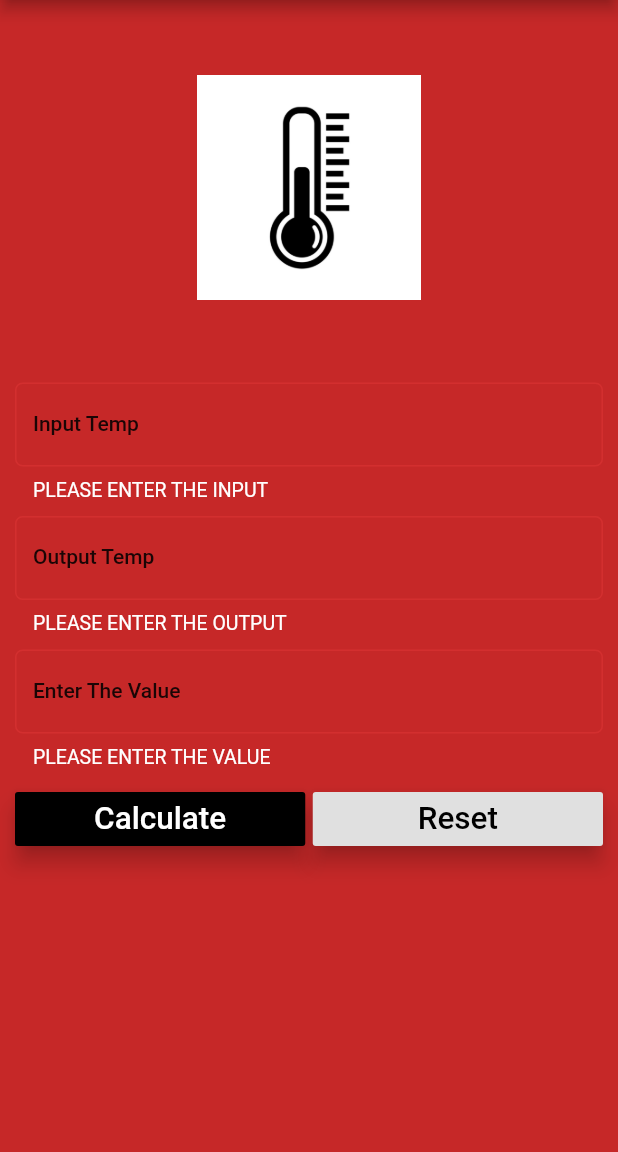
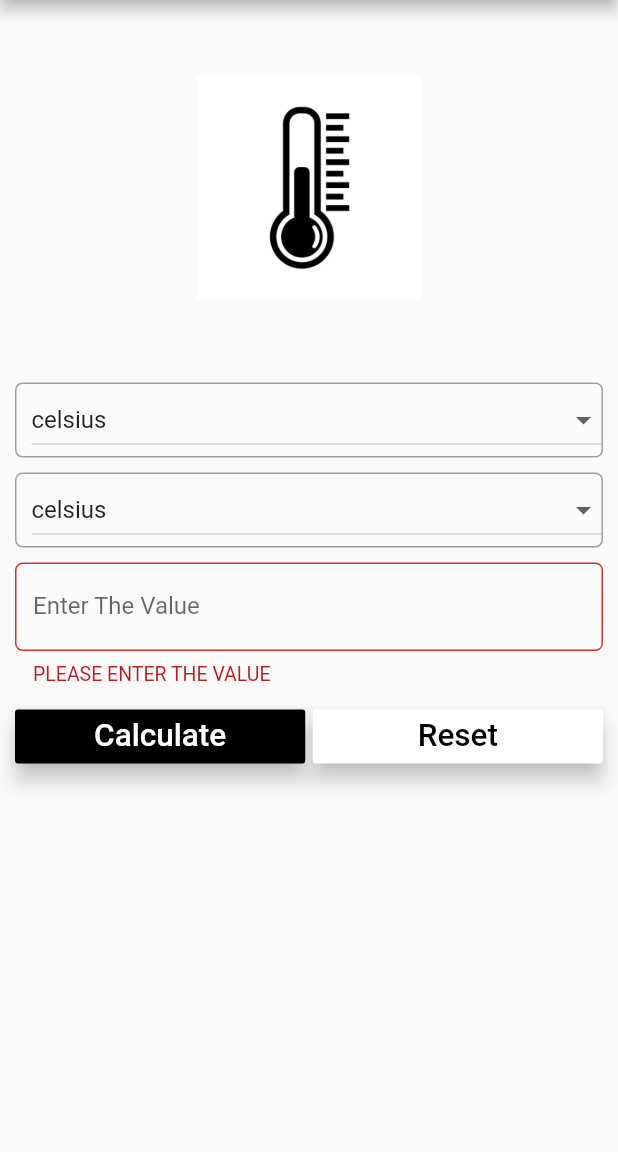
Before and after one commit to SarveshNayak/Temperature-meter, a Flutter app: the screen it shows after launch, after a tap on "Calculate", after a tap on "Reset", on a phone screen of 412 x 824 dp, the part 84-1236 px from its top. Run offline on Flutter 3.47's test engine with Material 2 defaults, Android fonts, the phone set to English and light mode, and no system bars.

Commit message:
new changes

```diff
--- a/lib/main.dart
+++ b/lib/main.dart
@@ -5,11 +5,10 @@ void main() {
     debugShowCheckedModeBanner: false,
     title: "MY TEMPERATURER APP",
     home: Temp(),
-    theme: ThemeData(
-      primaryColor: Colors.black,
-      accentColor: Colors.white,
-      scaffoldBackgroundColor: Colors.red[800],
-    ),
+    //theme: ThemeData(
+    // primaryColor: Colors.red[700],
+    // accentColor: Colors.red[700],
+    // scaffoldBackgroundColor: Colors.black),
   ));
 }
 
@@ -22,79 +21,86 @@ class Temp extends StatefulWidget {
 
 class _Tempe extends State<Temp> {
   final mar = 10.0;
-  TextEditingController inputTempController = TextEditingController();
-  TextEditingController outputTempController = TextEditingController();
+  String result = "";
   TextEditingController valueController = TextEditingController();
   var displayResult = "";
+  var units1 = ['input unit', 'celsius', 'fahrenheit', 'kelvin'];
+  var units2 = ['output unit', 'celsius', 'fahrenheit', 'kelvin'];
+  var currentItem1 = "input unit";
+  var currentItem2 = "output unit";
   var formKey = GlobalKey<FormState>();
   @override
   Widget build(BuildContext context) {
-    TextStyle textStyle = Theme.of(context).textTheme.bodyText1;
+    // TextStyle textStyle = Theme.of(context).textTheme.bodyText1;
     return Scaffold(
       appBar: AppBar(
+        backgroundColor: Colors.black,
         title: Text("TEMPERATURE METER"),
       ),
       body: Form(
         key: formKey,
-        //color: Colors.red[800],
         child: Padding(
             padding: EdgeInsets.all(mar - mar),
             child: ListView(
               children: [
                 getImage(),
                 Padding(
-                  padding: EdgeInsets.only(
-                      top: mar - 5, bottom: mar - 5, left: mar, right: mar),
-                  child: TextFormField(
-                    style: textStyle,
-                    controller: inputTempController,
-                    validator: (String val) {
-                      if (val.isEmpty) {
-                        return "PLEASE ENTER THE INPUT";
-                      }
-                      return null;
-                    },
-                    decoration: InputDecoration(
-                        labelText: "Input Temp",
-                        hintText: "i.e celsius,kelvin or fahrenheit",
-                        labelStyle: textStyle,
-                        errorStyle: TextStyle(
-                          color: Colors.white,
-                          fontSize: 13.00,
-                        ),
-                        border: OutlineInputBorder(
-                            borderRadius: BorderRadius.circular(5.0))),
-                  ),
-                ),
+                    padding: EdgeInsets.only(
+                        top: mar - 5.0,
+                        bottom: mar - 5.0,
+                        left: mar,
+                        right: mar),
+                    child: Container(
+                        padding: EdgeInsets.only(left: 10.0),
+                        decoration: BoxDecoration(
+                            borderRadius: BorderRadius.circular(5.0),
+                            border: Border.all(color: Colors.grey)),
+                        child: DropdownButton<String>(
+                          dropdownColor: Colors.white,
+                          isExpanded: true,
+                          items: units1.map((String dropDownStringItem) {
+                            return DropdownMenuItem(
+                                value: dropDownStringItem,
+                                child: Text(dropDownStringItem));
+                          }).toList(),
+                          onChanged: (String value1) {
+                            setState(() {
+                              this.currentItem1 = value1;
+                            });
+                          },
+                          value: currentItem1,
+                        ))),
+                Padding(
+                    padding: EdgeInsets.only(
+                        top: mar - 5.0,
+                        bottom: mar - 5.0,
+                        left: mar,
+                        right: mar),
+                    child: Container(
+                        padding: EdgeInsets.only(left: 10.0),
+                        decoration: BoxDecoration(
+                            borderRadius: BorderRadius.circular(5.0),
+                            border: Border.all(color: Colors.grey)),
+                        child: DropdownButton<String>(
+                          isExpanded: true,
+                          dropdownColor: Colors.white,
+                          items: units2.map((String dropDownStringItem) {
+                            return DropdownMenuItem(
+                                value: dropDownStringItem,
+                                child: Text(dropDownStringItem));
+                          }).toList(),
+                          onChanged: (String value1) {
+                            setState(() {
+                              this.currentItem2 = value1;
+                            });
+                          },
+                          value: currentItem2,
+                        ))),
                 Padding(
                   padding: EdgeInsets.only(
                       top: mar - 5.0, bottom: mar - 5.0, left: mar, right: mar),
                   child: TextFormField(
-                    style: textStyle,
-                    controller: outputTempController,
-                    validator: (String val) {
-                      if (val.isEmpty) {
-                        return "PLEASE ENTER THE OUTPUT";
-                      }
-                      return null;
-                    },
-                    decoration: InputDecoration(
-                        labelText: "Output Temp",
-                        hintText: "i.e celsius,kelvin or fahrenheit",
-                        labelStyle: textStyle,
-                        errorStyle: TextStyle(
-                          color: Colors.white,
-                          fontSize: 13.00,
-                        ),
-                        border: OutlineInputBorder(
-                            borderRadius: BorderRadius.circular(5.0))),
-                  ),
-                ),
-                Padding(
-                  padding: EdgeInsets.only(
-                      top: mar - 5.0, bottom: mar - 5.0, left: mar, right: mar),
-                  child: TextFormField(
-                    style: textStyle,
+                    // style: textStyle,
                     controller: valueController,
                     keyboardType: TextInputType.number,
                     validator: (String val) {
@@ -106,9 +112,10 @@ class _Tempe extends State<Temp> {
                     decoration: InputDecoration(
                         labelText: "Enter The Value",
                         hintText: "for eg -5,12.5 etc",
-                        labelStyle: textStyle,
+                        //labelStyle: textStyle,
+                        focusColor: Colors.black,
                         errorStyle: TextStyle(
-                          color: Colors.white,
+                          color: Colors.red[900],
                           fontSize: 13.00,
                         ),
                         border: OutlineInputBorder(
@@ -135,7 +142,7 @@ class _Tempe extends State<Temp> {
                                 onPressed: () {
                                   setState(() {
                                     if (formKey.currentState.validate()) {
-                                      this.displayResult = calculation();
+                                      calculation();
                                     }
                                   });
                                 })),
@@ -144,6 +151,7 @@ class _Tempe extends State<Temp> {
                         ),
                         Expanded(
                             child: RaisedButton(
+                                color: Colors.white,
                                 elevation: 6.00,
                                 child: Text(
                                   "Reset",
@@ -159,7 +167,7 @@ class _Tempe extends State<Temp> {
                     )),
                 Padding(
                   padding: EdgeInsets.all(mar - 5.0),
-                  child: Text(this.displayResult),
+                  child: Text(this.result),
                 )
               ],
             )),
@@ -181,54 +189,53 @@ class _Tempe extends State<Temp> {
   }
 
   String calculation() {
-    String input = inputTempController.text;
-    String output = outputTempController.text;
     double value = double.tryParse(valueController.text);
     double total;
-    String degree = "celsius";
-    String far = "fahrenheit";
-    String kel = "kelvin";
-    double a1;
-    double a2;
-    double a3;
-    for (a1 = 1; a1 > 0 && input == degree; a1--) {
-      if (output == far) {
+
+    if (currentItem1 == "celsius") {
+      if (currentItem2 == "kelvin") {
+        total = value + 273.15;
+        result = "Temperature is $total $currentItem2";
+      } else if (currentItem2 == "fahrenheit") {
         total = (value * 1.8) + 32;
-      } else if (output == kel) {
-        total = value + 273.15;
+        result = "Temperature is $total $currentItem2";
       } else {
         total = value;
+        result = "Temperature is $total $currentItem2";
       }
+    } else if (currentItem1 == "kelvin") {
+      if (currentItem2 == "celsius") {
+        total = value - 273.15;
+        result = "Temperature is $total $currentItem2";
+      } else if (currentItem2 == "fahrenheit") {
+        total = (value * 1.8) - 459.67;
+        result = "Temperature is $total $currentItem2";
+      } else {
+        total = value;
+        result = "Temperature is $total $currentItem2";
+      }
+    } else if (currentItem1 == "fahrenheit") {
+      if (currentItem2 == "kelvin") {
+        total = (value + 459.67) / 1.8;
+        result = "Temperature is $total $currentItem2";
+      } else if (currentItem2 == "celsius") {
+        total = (value - 32) / 1.8;
+        result = "Temperature is $total $currentItem2";
+      } else {
+        total = value;
+        result = "Temperature is $total $currentItem2";
+      }
+    } else {
+      result = "INVALID UNITS";
     }
 
-    for (a2 = 1; a2 > 0 && input == far; a2--) {
-      if (output == degree) {
-        total = (value - 32) / 1.8;
-      } else if (output == kel) {
-        total = (value + 459.67) / 1.8;
-      } else {
-        total = value;
-      }
-    }
-
-    for (a3 = 1; a3 > 0 && input == kel; a3--) {
-      if (output == far) {
-        total = (value * 1.8) - 459.67;
-      } else if (output == degree) {
-        total = value - 273.15;
-      } else {
-        total = value;
-      }
-    }
-
-    String result = "Temperature is $total $output";
     return result;
   }
 
   void resetFunction() {
-    inputTempController.text = "";
-    outputTempController.text = "";
+    currentItem1 = "celsius";
+    currentItem2 = "celsius";
     valueController.text = "";
-    displayResult = "";
+    result = "";
   }
 }
```
